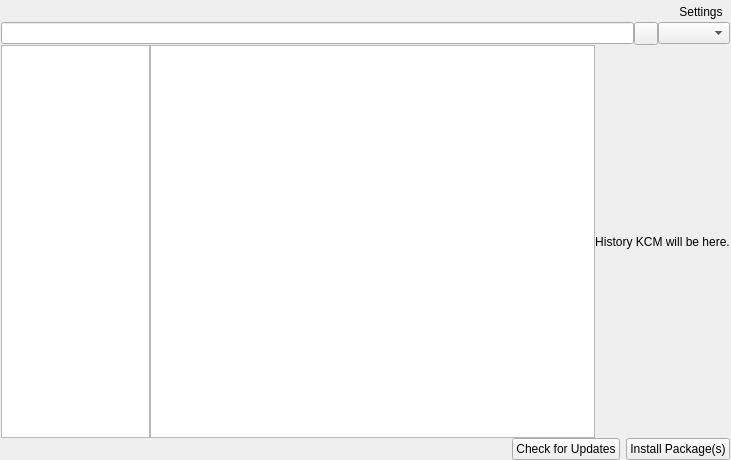
The window that kde/package-manager/manager/ui/mainwidget_v3.ui (pars-linux/uludag) describes before a commit, drawn with Qt 5.
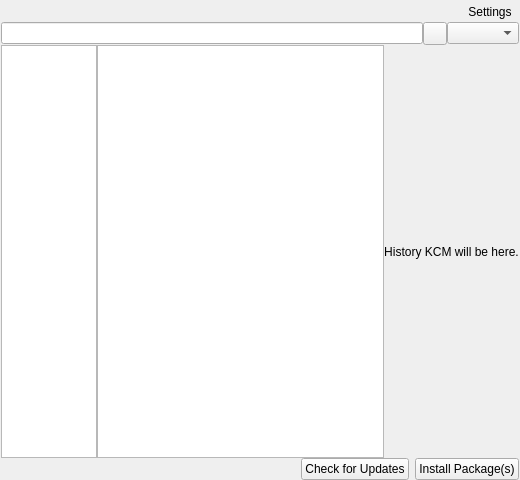
The same window after the commit. Icons and pictures are not drawn. Custom widgets are drawn as their Qt base class.

Commit message:
- Set minimum size
BUG:FIXED:15352

```diff
--- a/kde/package-manager/manager/ui/mainwidget_v3.ui
+++ b/kde/package-manager/manager/ui/mainwidget_v3.ui
@@ -6,10 +6,16 @@
    <rect>
     <x>0</x>
     <y>0</y>
-    <width>731</width>
-    <height>460</height>
+    <width>520</width>
+    <height>480</height>
    </rect>
   </property>
+  <property name="minimumSize">
+   <size>
+    <width>520</width>
+    <height>480</height>
+   </size>
+  </property>
   <property name="windowTitle">
    <string>Form</string>
   </property>
```
